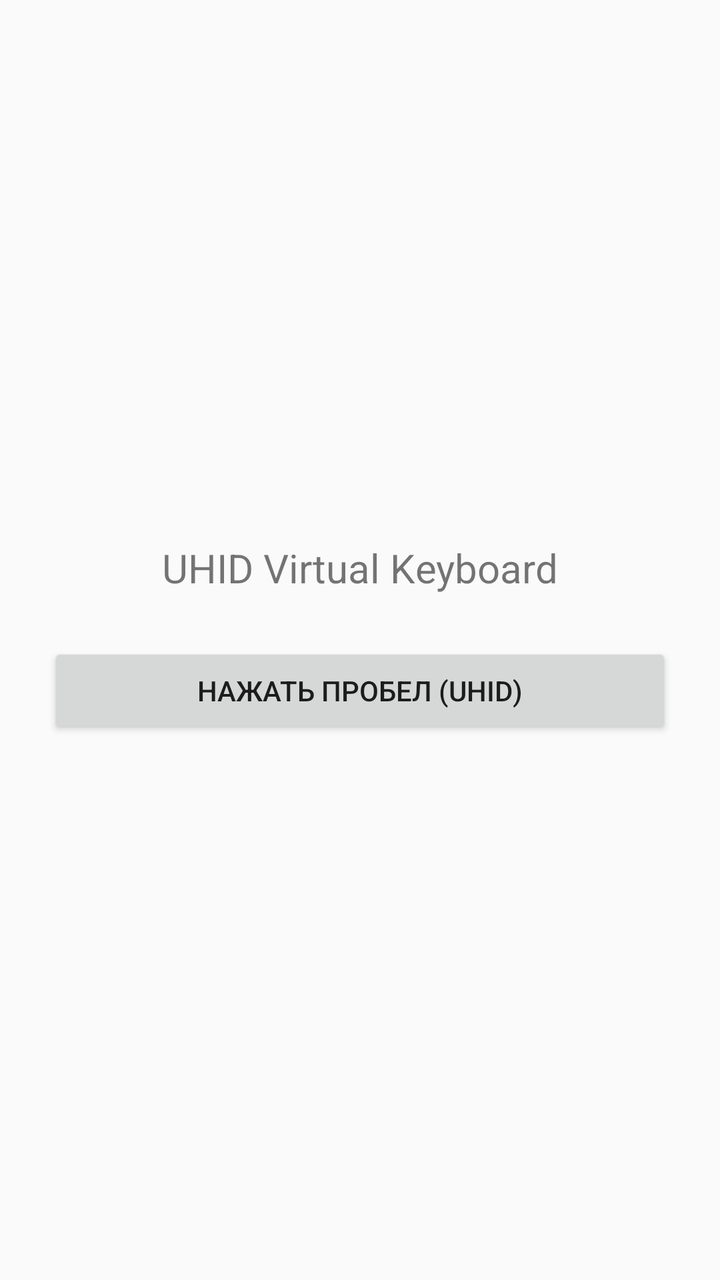
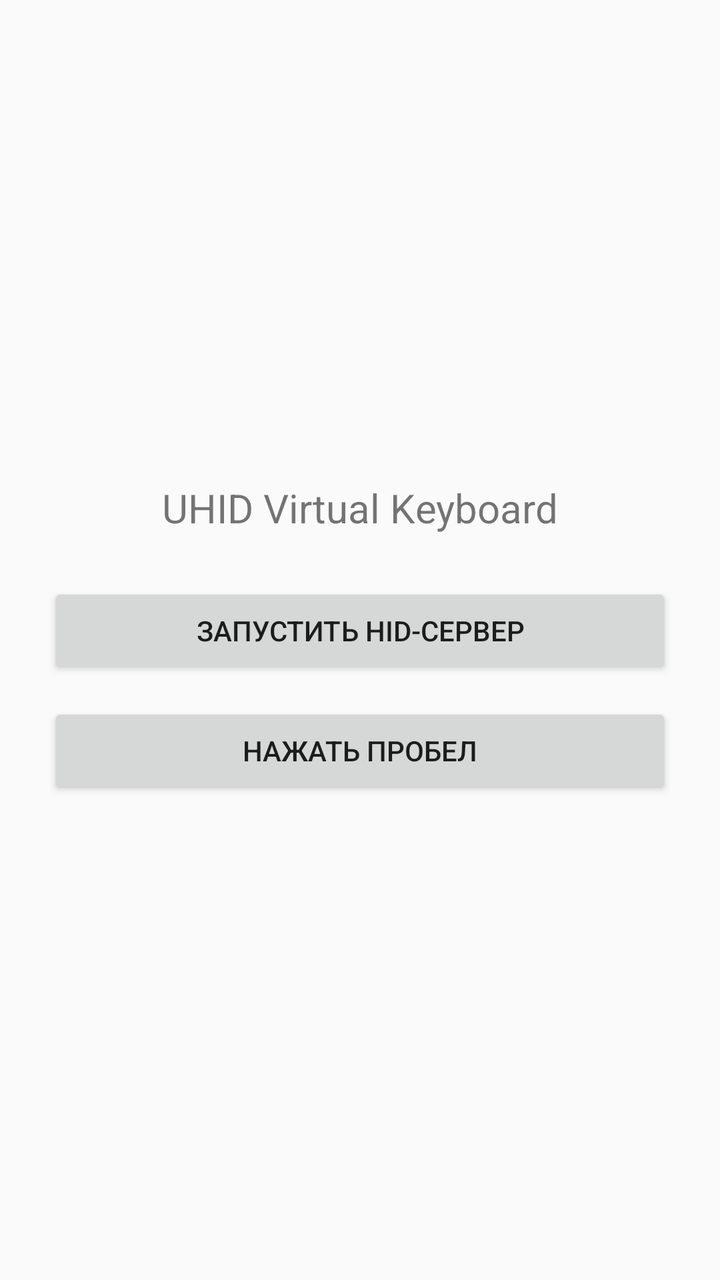

The first picture is an Android layout as it rendered before a commit; the second is the same layout after the commit. The layout source and the unified diff follow.
<!-- AndroidManifest.xml: application theme Theme.AppCompat.Light.DarkActionBar -->
<!-- res/layout/activity_main.xml -->
<?xml version="1.0" encoding="utf-8"?>
<LinearLayout xmlns:android="http://schemas.android.com/apk/res/android"
    android:layout_width="match_parent"
    android:layout_height="match_parent"
    android:gravity="center"
    android:orientation="vertical"
    android:padding="24dp">

    <TextView
        android:layout_width="wrap_content"
        android:layout_height="wrap_content"
        android:text="UHID Virtual Keyboard"
        android:textSize="20sp"
        android:layout_marginBottom="24dp" />

    <Button
        android:id="@+id/btnPressSpace"
        android:layout_width="match_parent"
        android:layout_height="wrap_content"
        android:text="Нажать Пробел (UHID)" />

</LinearLayout>
<!-- resources referenced by this layout -->
<resources>

</resources>

<!-- the commit's change to res/layout/activity_main.xml (unified diff, before → after) -->
@@ -14,9 +14,16 @@
         android:layout_marginBottom="24dp" />
 
     <Button
+        android:id="@+id/btnToggleServer"
+        android:layout_width="match_parent"
+        android:layout_height="wrap_content"
+        android:text="Запустить HID-сервер" />
+
+    <Button
         android:id="@+id/btnPressSpace"
         android:layout_width="match_parent"
         android:layout_height="wrap_content"
-        android:text="Нажать Пробел (UHID)" />
+        android:layout_marginTop="12dp"
+        android:text="Нажать Пробел" />
 
 </LinearLayout>
